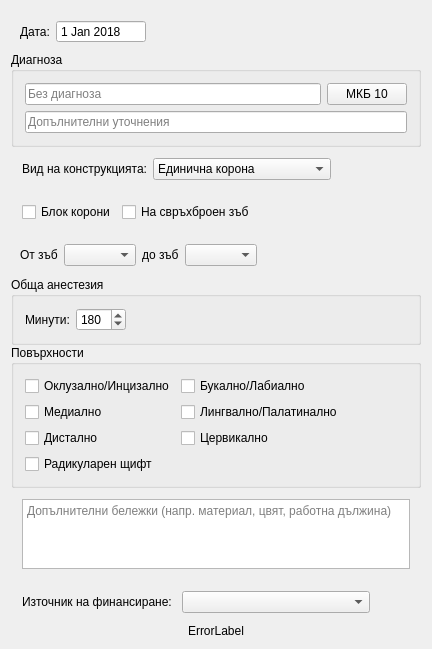
Before: the Qt Designer form src/View/SubWidgets/ProcedureInput.ui in thefinalcutbg/DinoDent, drawn with Qt 5.
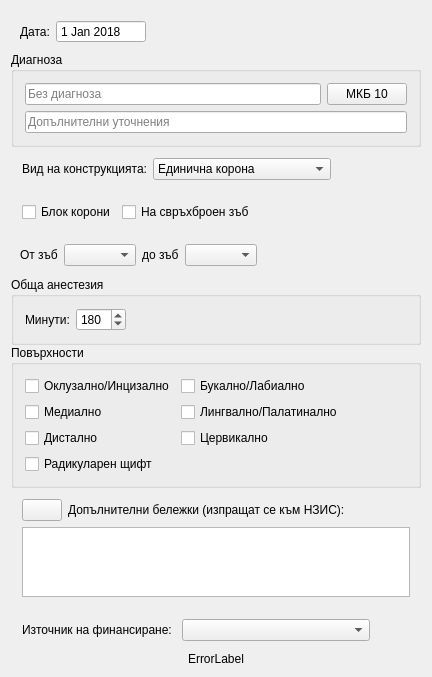
After: the same form once the commit is applied. Custom widgets are drawn as their Qt base class.

Commit message: template notes added

Patch:
```diff
--- a/src/View/SubWidgets/ProcedureInput.ui
+++ b/src/View/SubWidgets/ProcedureInput.ui
@@ -7,7 +7,7 @@
     <x>0</x>
     <y>0</y>
     <width>432</width>
-    <height>612</height>
+    <height>663</height>
    </rect>
   </property>
   <property name="sizePolicy">
@@ -504,6 +504,40 @@
    <item>
     <widget class="QFrame" name="notesGroup">
      <layout class="QVBoxLayout" name="verticalLayout_5">
+      <item>
+       <layout class="QHBoxLayout" name="horizontalLayout_9">
+        <property name="bottomMargin">
+         <number>0</number>
+        </property>
+        <item>
+         <widget class="QPushButton" name="templateButton">
+          <property name="flat">
+           <bool>false</bool>
+          </property>
+         </widget>
+        </item>
+        <item>
+         <widget class="QLabel" name="label_6">
+          <property name="text">
+           <string>Допълнителни бележки (изпращат се към НЗИС):</string>
+          </property>
+         </widget>
+        </item>
+        <item>
+         <spacer name="horizontalSpacer_8">
+          <property name="orientation">
+           <enum>Qt::Orientation::Horizontal</enum>
+          </property>
+          <property name="sizeHint" stdset="0">
+           <size>
+            <width>40</width>
+            <height>20</height>
+           </size>
+          </property>
+         </spacer>
+        </item>
+       </layout>
+      </item>
       <item>
        <widget class="TextEdit" name="notesEdit">
         <property name="sizePolicy">
@@ -518,9 +552,6 @@
           <height>121</height>
          </size>
         </property>
-        <property name="placeholderText">
-         <string>Допълнителни бележки (напр. материал, цвят, работна дължина)</string>
-        </property>
        </widget>
       </item>
      </layout>
```
The commit also changes 13 other files.
